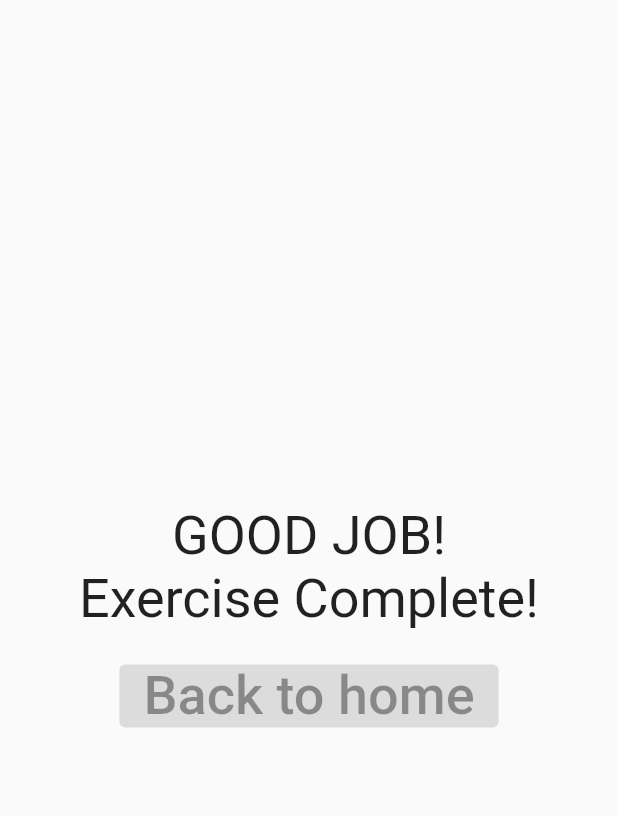
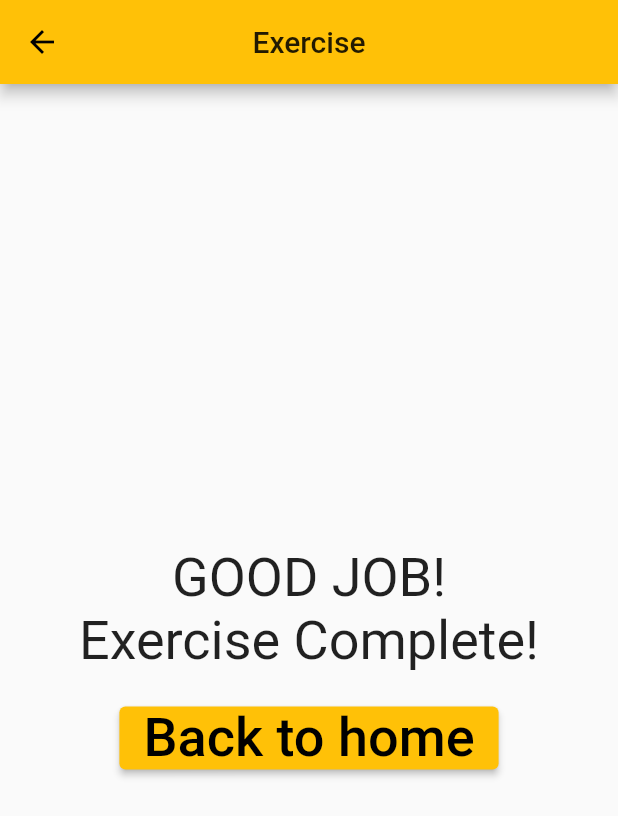
Before and after one commit to BrainHack2021-Hackuna-Matata/app-mobile, a Flutter app: the EndExerciseScreen screen opened directly, on a phone screen of 412 x 824 dp. Shown: the top 816 px of the screen. Run offline on Flutter 3.47's test engine with Material 2 defaults, Android fonts, the phone set to English and light mode, and no system bars; our stand-ins replace datetime_picker_formfield, google_maps_flutter, timer_count_down.

Commit message:
Back to home buton leads to exerciseSelectionScreen, implement back button in appbar

```diff
--- a/lib/screens/exerciseScreen/endExerciseScreen.dart
+++ b/lib/screens/exerciseScreen/endExerciseScreen.dart
@@ -1,13 +1,20 @@
 import 'package:flutter/material.dart';
+
+import '../tabScreen.dart';
 
 class EndExerciseScreen extends StatelessWidget {
   @override
   Widget build(BuildContext context) {
     return Scaffold(
+      appBar: AppBar(
+        centerTitle: true,
+        title: Text('Exercise'),
+      ),
       body: Center(
         child: Column(
           mainAxisAlignment: MainAxisAlignment.center,
           crossAxisAlignment: CrossAxisAlignment.center,
+          mainAxisSize: MainAxisSize.min,
           children: [
             Text(
               "GOOD JOB!",
@@ -26,7 +33,12 @@ class EndExerciseScreen extends StatelessWidget {
             Padding(
               padding: EdgeInsets.only(top: 20),
               child: ElevatedButton(
-                onPressed: null,
+                onPressed: () => Navigator.pushAndRemoveUntil(
+                    context,
+                    MaterialPageRoute(
+                      builder: (context) => TabScreen(),
+                    ),
+                    (route) => false),
                 child: Text(
                   'Back to home',
                   style: TextStyle(
--- a/pubspec.yaml
+++ b/pubspec.yaml
@@ -27,6 +27,7 @@ dependencies:
   provider: ^5.0.0
   flutter:
     sdk: flutter
+  pimp_my_button: ^1.0.0
 
   # The following adds the Cupertino Icons font to your application.
   # Use with the CupertinoIcons class for iOS style icons.
```
Also changed, not shown: pubspec.lock.
